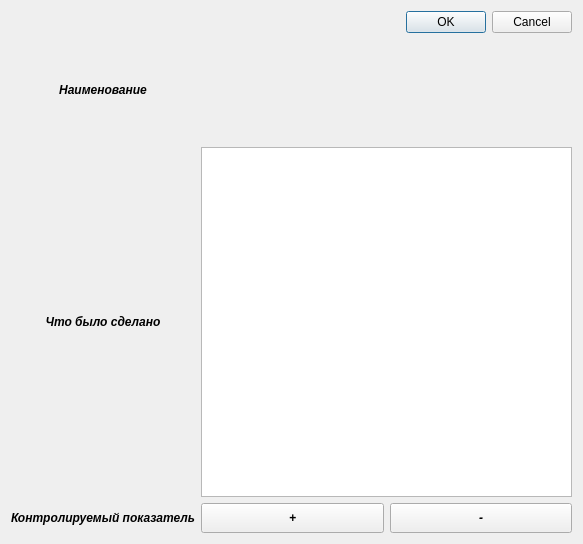
Before: the Qt Designer form ui_files/complete_task.ui in Yudin-num2/EVP_QT6, drawn with Qt 5.
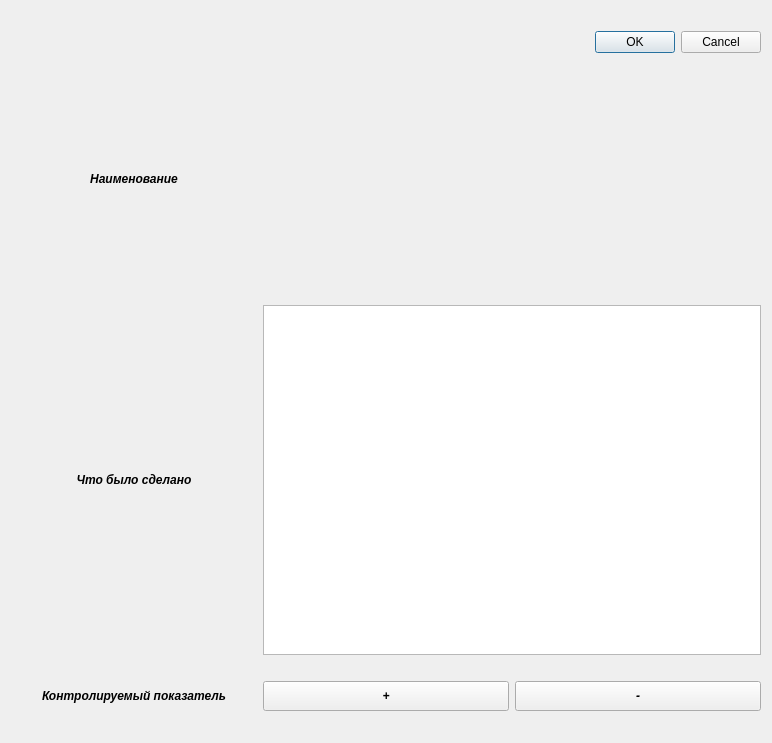
After: the same form once the commit is applied. Icons and pictures are not drawn.

What changed in the file:
```diff
--- a/ui_files/complete_task.ui
+++ b/ui_files/complete_task.ui
@@ -6,8 +6,8 @@
    <rect>
     <x>0</x>
     <y>0</y>
-    <width>583</width>
-    <height>544</height>
+    <width>772</width>
+    <height>743</height>
    </rect>
   </property>
   <property name="windowTitle">
@@ -36,9 +36,15 @@
    </item>
    <item row="2" column="0">
     <widget class="QLabel" name="operations">
+     <property name="sizePolicy">
+      <sizepolicy hsizetype="Minimum" vsizetype="Minimum">
+       <horstretch>0</horstretch>
+       <verstretch>0</verstretch>
+      </sizepolicy>
+     </property>
      <property name="maximumSize">
       <size>
-       <width>16777215</width>
+       <width>500</width>
        <height>350</height>
       </size>
      </property>
@@ -58,9 +64,15 @@
    </item>
    <item row="3" column="0">
     <widget class="QLabel" name="indicators_label">
+     <property name="sizePolicy">
+      <sizepolicy hsizetype="Minimum" vsizetype="Minimum">
+       <horstretch>0</horstretch>
+       <verstretch>0</verstretch>
+      </sizepolicy>
+     </property>
      <property name="maximumSize">
       <size>
-       <width>16777215</width>
+       <width>500</width>
        <height>30</height>
       </size>
      </property>
@@ -80,9 +92,15 @@
    </item>
    <item row="1" column="0">
     <widget class="QLabel" name="elimination_task_label">
+     <property name="sizePolicy">
+      <sizepolicy hsizetype="Minimum" vsizetype="Minimum">
+       <horstretch>0</horstretch>
+       <verstretch>0</verstretch>
+      </sizepolicy>
+     </property>
      <property name="maximumSize">
       <size>
-       <width>16777215</width>
+       <width>500</width>
        <height>200</height>
       </size>
      </property>
```
